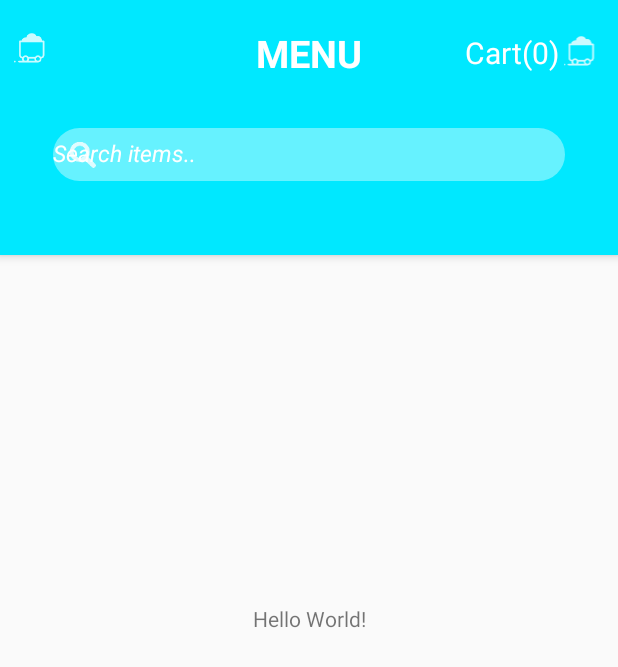
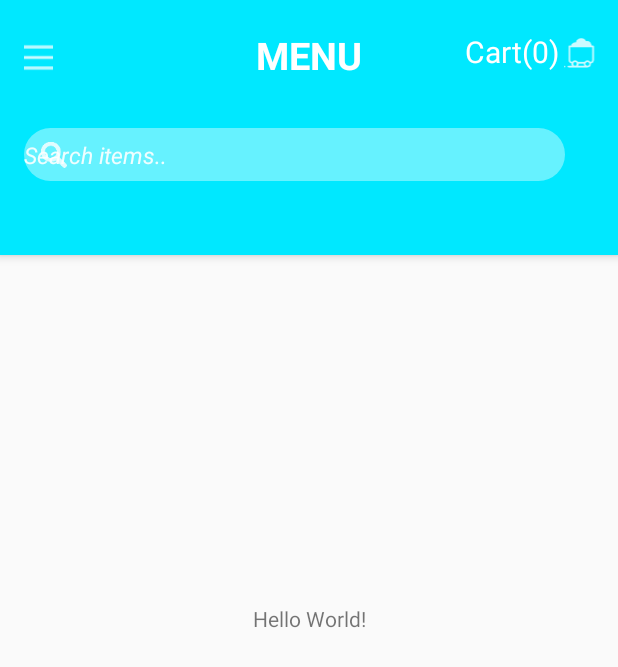
Before and after one commit to ahmed-alllam/Koshkie-Android-App, an Android app: the MainActivity screen opened directly, with no data from a screen before it, on a phone screen of 412 x 824 dp. Shown: the top 667 px of the screen. Run offline under Robolectric (Android 15) with nearby library versions, the phone set to English and light mode, and no system bars; Roboto replaces fonts that are not available here.

Commit message:
Bug fixes

```diff
--- a/app/src/main/res/layout/custom_action_bar.xml
+++ b/app/src/main/res/layout/custom_action_bar.xml
@@ -13,7 +13,7 @@
         android:id="@+id/name"
         android:layout_width="wrap_content"
         android:layout_height="wrap_content"
-        android:layout_marginTop="18dp"
+        android:layout_marginTop="19dp"
         android:text="MENU"
         android:textColor="#FFFFFF"
         android:textSize="25sp"
@@ -27,7 +27,7 @@
     <androidx.constraintlayout.widget.ConstraintLayout
         android:layout_width="0dp"
         android:layout_height="35dp"
-        android:layout_marginLeft="35dp"
+        android:layout_marginLeft="16dp"
         android:layout_marginTop="85dp"
         android:layout_marginRight="35dp"
         android:background="@drawable/search"
@@ -43,14 +43,14 @@
             android:layout_height="wrap_content"
             android:layout_marginStart="8dp"
             android:layout_marginLeft="8dp"
-            android:layout_marginTop="6dp"
+            android:layout_marginTop="7dp"
             android:background="@android:color/transparent"
             android:foregroundGravity="center"
             android:hint="@string/search_items"
             android:inputType="text"
             android:maxLines="1"
             android:textColor="#FFFFFF"
-            android:textColorHint="#FFFFFF"
+            android:textColorHint="#E6FFFFFF"
             android:textSize="15dp"
             android:textStyle="italic"
             app:layout_constraintStart_toStartOf="parent"
@@ -72,9 +72,10 @@
     </androidx.constraintlayout.widget.ConstraintLayout>
 
     <androidx.constraintlayout.widget.ConstraintLayout
+        android:id="@+id/cart_layout"
         android:layout_width="wrap_content"
         android:layout_height="wrap_content"
-        android:layout_marginTop="18dp"
+        android:layout_marginTop="17dp"
         android:layout_marginRight="9dp"
         app:layout_constraintRight_toRightOf="parent"
         app:layout_constraintTop_toTopOf="parent"
@@ -98,7 +99,7 @@
         <ImageView
             android:layout_width="30dp"
             android:layout_height="0dp"
-            android:layout_marginTop="2dp"
+            android:layout_marginTop="4dp"
             android:src="@drawable/cart"
             app:layout_constraintLeft_toRightOf="@id/cart"
             app:layout_constraintTop_toTopOf="parent"
@@ -108,13 +109,14 @@
 
     <ImageButton
         android:id="@+id/navButton"
-        android:layout_width="wrap_content"
-        android:layout_height="wrap_content"
-        android:layout_marginLeft="9dp"
-        android:layout_marginTop="18dp"
+        android:layout_width="19dp"
+        android:layout_height="30dp"
+        android:layout_marginLeft="16dp"
+        android:layout_marginTop="23dp"
         android:background="@android:color/transparent"
-        android:src="@drawable/cart"
         android:onClick="onActionBarItemSelected"
+        android:scaleType="centerCrop"
+        android:src="@drawable/menu"
         app:layout_constraintLeft_toLeftOf="parent"
         app:layout_constraintTop_toTopOf="parent"
         tools:ignore="ContentDescription,RtlHardcoded" />
```
Also changed, not shown: app/src/main/res/drawable-hdpi/menu.png (added), app/src/main/res/drawable-mdpi/menu.png (added), app/src/main/res/drawable-xhdpi/menu.png (added), app/src/main/res/drawable-xxhdpi/menu.png (added), app/src/main/res/drawable-xxxhdpi/menu.png (added).
